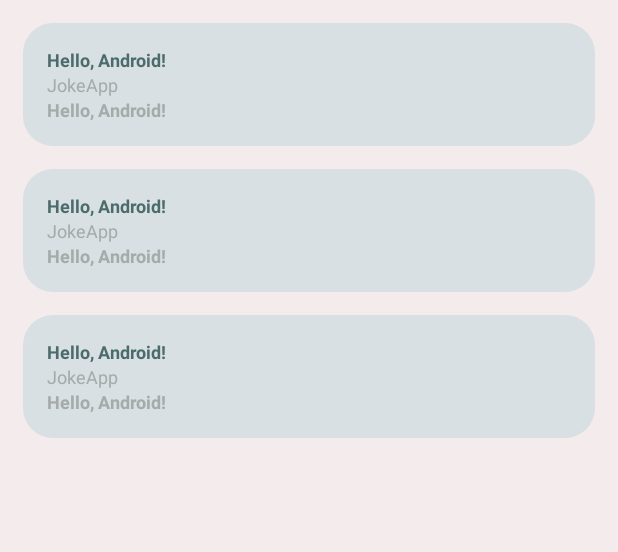
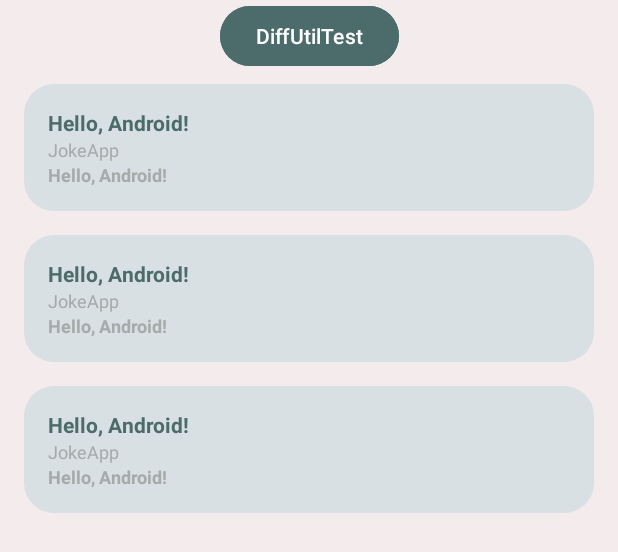
Before and after one commit to Kristal1ik/JokeApp, an Android app: the layout activity_main.xml on its own in the app's theme, with its tools: preview values and no code run, on a phone screen of 412 x 824 dp. Shown: the top 552 px of the screen. Run offline under Robolectric (Android 15) with nearby library versions, the phone set to English and light mode, and no system bars.

Commit message:
feat(*.xml): the button for DiffUtil

```diff
--- a/app/src/main/res/layout/activity_main.xml
+++ b/app/src/main/res/layout/activity_main.xml
@@ -5,21 +5,30 @@
     android:id="@+id/main"
     android:layout_width="match_parent"
     android:layout_height="match_parent"
-    tools:context=".MainActivity"
-    android:background="@color/background">
+    android:background="@color/background"
+    tools:context=".MainActivity">
+
+    <Button
+        android:id="@+id/button"
+        android:layout_width="wrap_content"
+        android:layout_height="wrap_content"
+        android:backgroundTint="@color/header"
+        android:text="@string/diffutiltest"
+        app:layout_constraintEnd_toEndOf="parent"
+        app:layout_constraintStart_toStartOf="parent"
+        app:layout_constraintTop_toTopOf="parent" />
 
     <androidx.recyclerview.widget.RecyclerView
         android:id="@+id/recyclerview"
         android:layout_width="match_parent"
-        android:layout_height="match_parent"
-        android:layout_marginLeft="15dp"
-        android:layout_marginRight="15dp"
-        android:layout_marginTop="15dp"
-        app:layoutManager="androidx.recyclerview.widget.LinearLayoutManager"
+        android:layout_height="0dp"
+        android:layout_marginLeft="16dp"
+        android:layout_marginTop="8dp"
+        android:layout_marginRight="16dp"
         app:layout_constraintBottom_toBottomOf="parent"
         app:layout_constraintEnd_toEndOf="parent"
         app:layout_constraintStart_toStartOf="parent"
-        app:layout_constraintTop_toTopOf="parent"
-        tools:listitem="@layout/joke_item"/>
+        app:layout_constraintTop_toBottomOf="@id/button"
+        tools:listitem="@layout/joke_item" />
 
 </androidx.constraintlayout.widget.ConstraintLayout>
--- a/app/src/main/res/layout/joke_item.xml
+++ b/app/src/main/res/layout/joke_item.xml
@@ -4,7 +4,7 @@
     android:layout_height="wrap_content"
     android:orientation="vertical"
     android:padding="16dp"
-    android:layout_marginBottom="15dp"
+    android:layout_marginBottom="16dp"
     android:background="@drawable/corners"
     android:backgroundTint="@color/light_blue"
 >
@@ -15,7 +15,7 @@
         android:layout_height="wrap_content"
         android:textStyle="bold"
         android:textColor="@color/header"
-        android:textSize="12sp"
+        android:textSize="14sp"
         android:text="@string/hello"/>
 
     <TextView
--- a/app/src/main/res/values/strings.xml
+++ b/app/src/main/res/values/strings.xml
@@ -1,4 +1,5 @@
 <resources>
     <string name="app_name">JokeApp</string>
     <string name="hello">Hello, Android!</string>
+    <string name="diffutiltest">DiffUtilTest</string>
 </resources>
```
